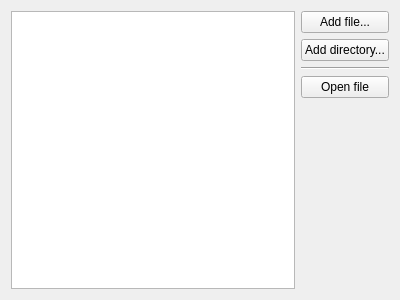
Old version of the form Required/Project/ProjectWidget.ui in the repository zsiciarz/required.
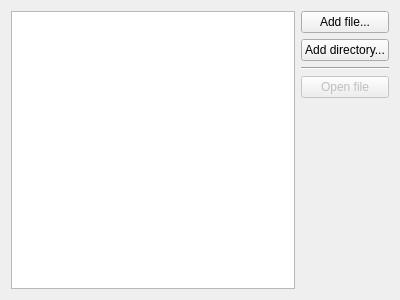
New version of the form.

Commit message: Disable the 'Open file' button by default.

The edit to the form file:
```diff
--- a/Required/Project/ProjectWidget.ui
+++ b/Required/Project/ProjectWidget.ui
@@ -51,6 +51,9 @@
      </item>
      <item>
       <widget class="QPushButton" name="btnOpenFile">
+       <property name="enabled">
+        <bool>false</bool>
+       </property>
        <property name="text">
         <string>Open file</string>
        </property>
```
